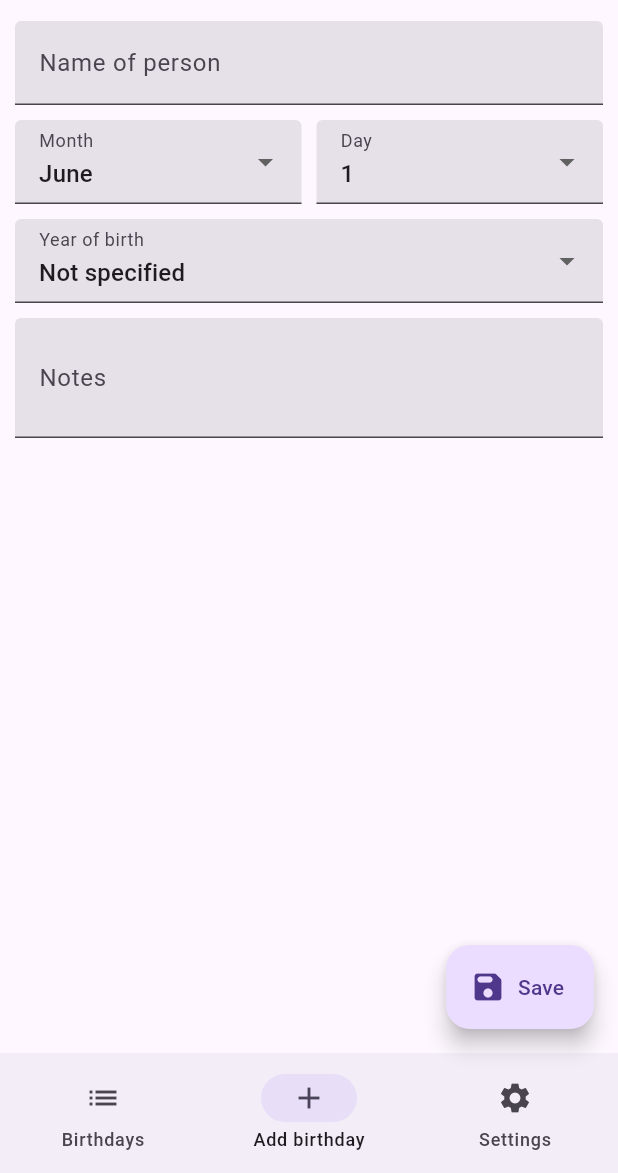
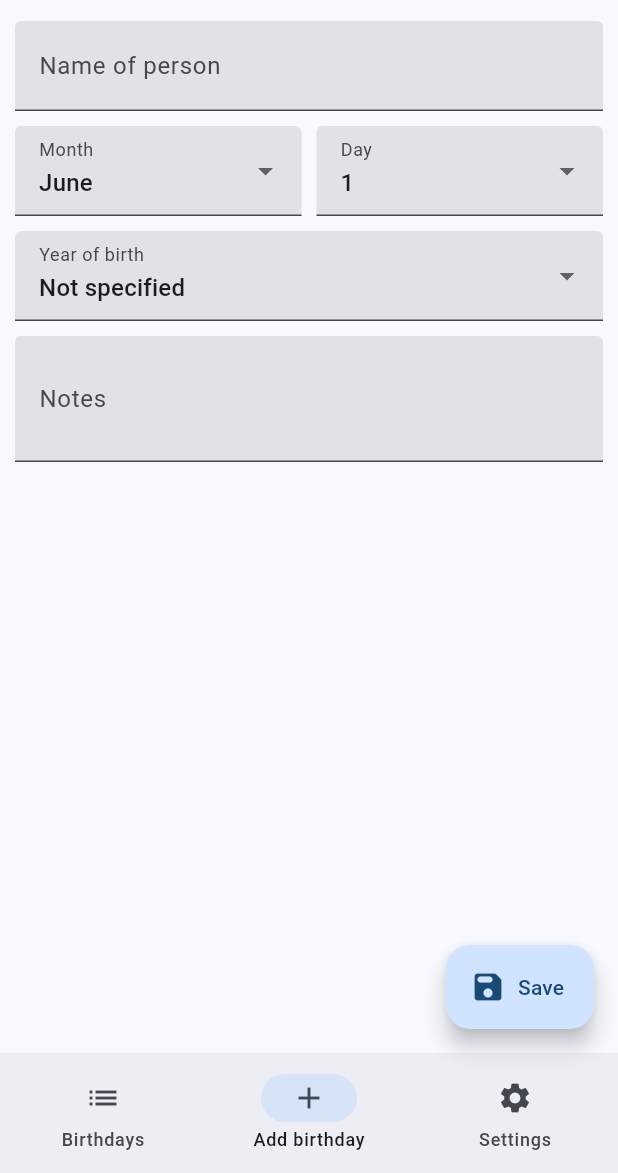
Before and after one commit to Martoxdlol/birthday_reminder, a Flutter app: the screen it shows once a user with an empty profile is signed in, item 2 of the bottom bar chosen, on a phone screen of 412 x 824 dp, the part 63-1236 px from its top. Run offline on Flutter 3.47's test engine with Material 2 defaults, Android fonts, the light colour scheme and no system bars; our stand-ins replace cloud_firestore, firebase_auth, firebase_core, flutter_signin_button, settings_ui; accounts and stored records are empty; generated files the repository leaves out were written again; network calls fail.

Commit message:
code fixes

```diff
--- a/lib/auth_wrapper.dart
+++ b/lib/auth_wrapper.dart
@@ -14,10 +14,10 @@ class AppAuthWrapper extends StatelessWidget {
         final user = snapshot.data;
         if (user != null) {
           // User is signed in.
-          return Home();
+          return const Home();
         } else {
           // User is not signed in.
-          return LoginPage();
+          return const LoginPage();
         }
       },
     );
--- a/lib/layouts/add_new.dart
+++ b/lib/layouts/add_new.dart
@@ -1,5 +1,4 @@
 import 'package:birthday_reminder/strings.dart';
-import 'package:firebase_auth/firebase_auth.dart';
 import 'package:flutter/material.dart';
 import 'package:intl/intl.dart';
 
--- a/lib/layouts/bottom_popup.dart
+++ b/lib/layouts/bottom_popup.dart
@@ -92,7 +92,7 @@ class BottomPopupRoute extends PageRoute {
               child: ClipRRect(
                 borderRadius: BorderRadius.circular(16),
                 child: MediaQuery(
-                  data: mediaQueryData.copyWith(viewInsets: EdgeInsets.all(0), padding: mediaQueryData.padding.copyWith(top: 0)),
+                  data: mediaQueryData.copyWith(viewInsets: const EdgeInsets.all(0), padding: mediaQueryData.padding.copyWith(top: 0)),
                   child: builder(context),
                 ),
               ),
--- a/lib/main.dart
+++ b/lib/main.dart
@@ -23,6 +23,8 @@ class MyApp extends StatelessWidget {
       theme: ThemeData(
         primarySwatch: Colors.blue,
         useMaterial3: true,
+        visualDensity: const VisualDensity(horizontal: 2, vertical: 1),
+        colorScheme: ColorScheme.fromSeed(seedColor: Colors.blue),
       ),
       home: Builder(
         builder: (context) => const AppAuthWrapper(),
--- a/lib/pages/home.dart
+++ b/lib/pages/home.dart
@@ -103,7 +103,7 @@ class _HomeState extends State<Home> {
         },
       );
     } else if (currentIndex == 2) {
-      body = SettingsPage();
+      body = const SettingsPage();
     }
 
     return WillPopScope(
@@ -143,7 +143,7 @@ class _HomeState extends State<Home> {
         floatingActionButton: currentIndex == 1
             ? FloatingActionButton.extended(
                 onPressed: saveBirthday,
-                icon: Icon(Icons.save_rounded),
+                icon: const Icon(Icons.save_rounded),
                 label: Text(strings.save),
               )
             : null,
--- a/lib/widgets/birthday_card.dart
+++ b/lib/widgets/birthday_card.dart
@@ -53,7 +53,7 @@ class BirthdayCard extends StatelessWidget {
           child: Row(
             children: [
               Text(personName),
-              Expanded(child: SizedBox.shrink()),
+              const Expanded(child: SizedBox.shrink()),
               Text("${strings.in_word} $diff ${strings.days}"),
             ],
           ),
--- a/lib/widgets/search_appbar.dart
+++ b/lib/widgets/search_appbar.dart
@@ -57,7 +57,7 @@ class _SearchAppBarState extends State<SearchAppBar> {
         actions: [
           if (widget.searchEnabled)
             IconButton(
-                icon: Icon(Icons.search),
+                icon: const Icon(Icons.search),
                 onPressed: () {
                   setState(() {
                     searching = true;
@@ -82,7 +82,7 @@ class _SearchAppBarState extends State<SearchAppBar> {
       shadowColor: Colors.black26,
       actions: [
         IconButton(
-          icon: Icon(Icons.close_rounded),
+          icon: const Icon(Icons.close_rounded),
           onPressed: _onCancel,
         ),
       ],
```
Also changed, not shown: lib/layouts/birthday_view.dart (+7 -5 lines), lib/layouts/birthdays_list.dart (+4 -4 lines), lib/layouts/settings_page.dart (+10 -6 lines), lib/pages/login.dart (+6 -6 lines), lib/widgets/confirm_dialog.dart (+4 -4 lines), 2 other files.
